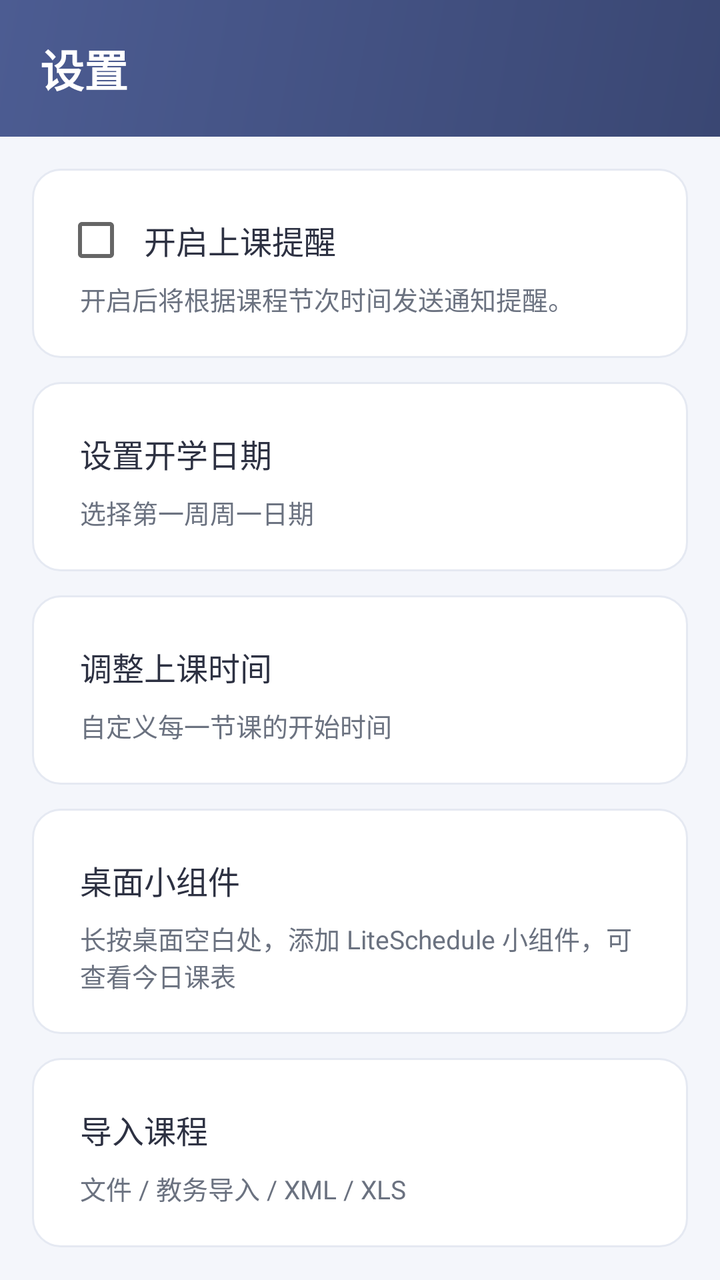
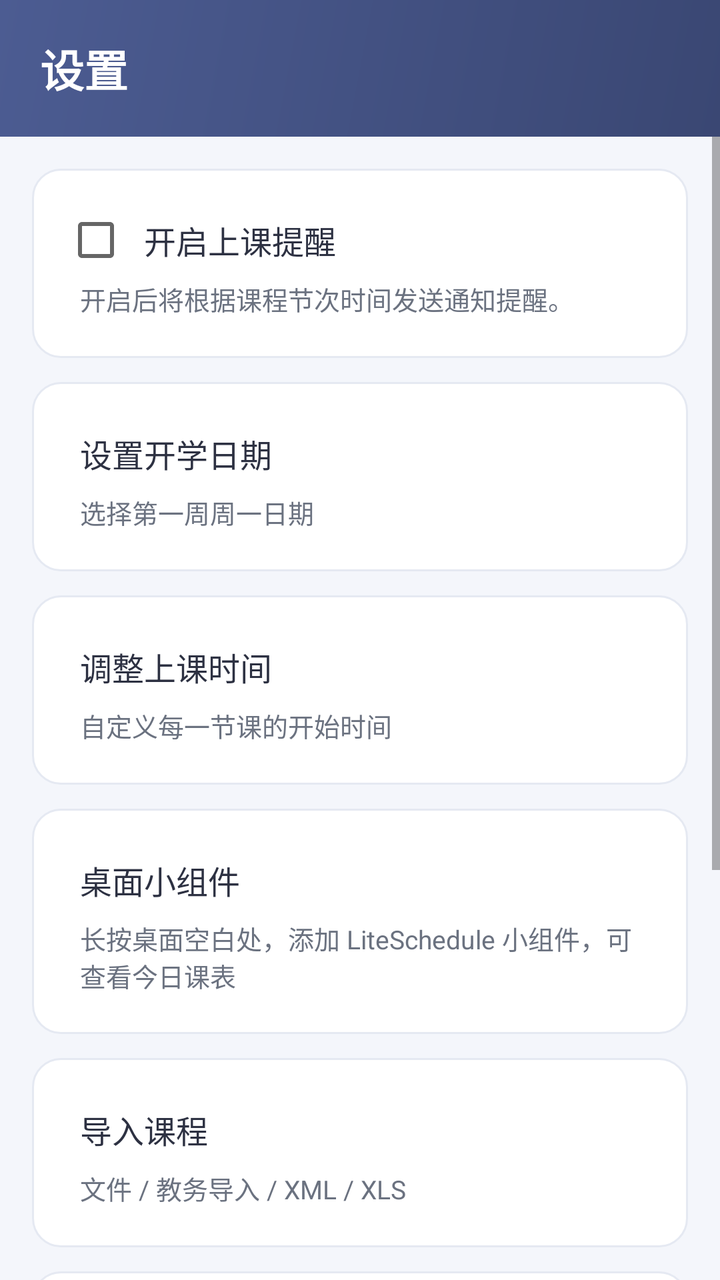

An Android layout rendered at two revisions. The XML below is the earlier revision; the diff shows what the commit changed to produce the second picture.
<!-- AndroidManifest.xml: application theme Theme.QingKebiao -->
<!-- res/layout/activity_settings.xml -->
<?xml version="1.0" encoding="utf-8"?>
<LinearLayout xmlns:android="http://schemas.android.com/apk/res/android"
    android:orientation="vertical"
    android:background="#F4F6FB"
    android:layout_width="match_parent"
    android:layout_height="match_parent">

    <LinearLayout
        android:orientation="vertical"
        android:background="@drawable/bg_header"
        android:paddingLeft="20dp"
        android:paddingRight="20dp"
        android:paddingTop="18dp"
        android:paddingBottom="18dp"
        android:layout_width="match_parent"
        android:layout_height="wrap_content">
        <TextView
            android:text="设置"
            android:textColor="#FFFFFF"
            android:textSize="22sp"
            android:textStyle="bold"
            android:layout_width="wrap_content"
            android:layout_height="wrap_content" />
    </LinearLayout>

    <LinearLayout
        android:orientation="vertical"
        android:padding="16dp"
        android:layout_width="match_parent"
        android:layout_height="wrap_content">
        <LinearLayout
            android:orientation="vertical"
            android:background="@drawable/bg_card"
            android:padding="16dp"
            android:layout_width="match_parent"
            android:layout_height="wrap_content">
            <CheckBox
                android:id="@+id/cb_reminder"
                android:text="开启上课提醒"
                android:textSize="16sp"
                android:textColor="#2D3142"
                android:padding="8dp"
                android:layout_width="match_parent"
                android:layout_height="wrap_content" />
            <TextView
                android:text="开启后将根据课程节次时间发送通知提醒。"
                android:textColor="#6B7280"
                android:textSize="13sp"
                android:paddingLeft="8dp"
                android:paddingRight="8dp"
                android:paddingBottom="4dp"
                android:layout_width="match_parent"
                android:layout_height="wrap_content" />
        </LinearLayout>

        <LinearLayout
            android:id="@+id/layout_start_date"
            android:orientation="vertical"
            android:background="@drawable/bg_card"
            android:padding="16dp"
            android:layout_width="match_parent"
            android:layout_height="wrap_content"
            android:layout_marginTop="12dp">
            <TextView
                android:text="设置开学日期"
                android:textSize="16sp"
                android:textColor="#2D3142"
                android:padding="8dp"
                android:layout_width="match_parent"
                android:layout_height="wrap_content" />
            <TextView
                android:id="@+id/tv_start_date_hint"
                android:text="选择第一周周一日期"
                android:textColor="#6B7280"
                android:textSize="13sp"
                android:paddingLeft="8dp"
                android:paddingRight="8dp"
                android:paddingBottom="4dp"
                android:layout_width="match_parent"
                android:layout_height="wrap_content" />
        </LinearLayout>

        <LinearLayout
            android:id="@+id/layout_time_settings"
            android:orientation="vertical"
            android:background="@drawable/bg_card"
            android:padding="16dp"
            android:layout_width="match_parent"
            android:layout_height="wrap_content"
            android:layout_marginTop="12dp">
            <TextView
                android:text="调整上课时间"
                android:textSize="16sp"
                android:textColor="#2D3142"
                android:padding="8dp"
                android:layout_width="match_parent"
                android:layout_height="wrap_content" />
            <TextView
                android:text="自定义每一节课的开始时间"
                android:textColor="#6B7280"
                android:textSize="13sp"
                android:paddingLeft="8dp"
                android:paddingRight="8dp"
                android:paddingBottom="4dp"
                android:layout_width="match_parent"
                android:layout_height="wrap_content" />
        </LinearLayout>

        <LinearLayout
            android:id="@+id/layout_widget_hint"
            android:orientation="vertical"
            android:background="@drawable/bg_card"
            android:padding="16dp"
            android:layout_width="match_parent"
            android:layout_height="wrap_content"
            android:layout_marginTop="12dp">
            <TextView
                android:text="桌面小组件"
                android:textSize="16sp"
                android:textColor="#2D3142"
                android:padding="8dp"
                android:layout_width="match_parent"
                android:layout_height="wrap_content" />
            <TextView
                android:text="长按桌面空白处，添加 LiteSchedule 小组件，可查看今日课表"
                android:textColor="#6B7280"
                android:textSize="13sp"
                android:paddingLeft="8dp"
                android:paddingRight="8dp"
                android:paddingBottom="4dp"
                android:layout_width="match_parent"
                android:layout_height="wrap_content" />
        </LinearLayout>

        <LinearLayout
            android:id="@+id/layout_import"
            android:orientation="vertical"
            android:background="@drawable/bg_card"
            android:padding="16dp"
            android:layout_width="match_parent"
            android:layout_height="wrap_content"
            android:layout_marginTop="12dp">
            <TextView
                android:text="导入课程"
                android:textSize="16sp"
                android:textColor="#2D3142"
                android:padding="8dp"
                android:layout_width="match_parent"
                android:layout_height="wrap_content" />
            <TextView
                android:id="@+id/tv_import_hint"
                android:text="文件 / 教务导入 / XML / XLS"
                android:textColor="#6B7280"
                android:textSize="13sp"
                android:paddingLeft="8dp"
                android:paddingRight="8dp"
                android:paddingBottom="4dp"
                android:layout_width="match_parent"
                android:layout_height="wrap_content" />
        </LinearLayout>

        <LinearLayout
            android:id="@+id/layout_open_source"
            android:orientation="vertical"
            android:background="@drawable/bg_card"
            android:padding="16dp"
            android:layout_width="match_parent"
            android:layout_height="wrap_content"
            android:layout_marginTop="12dp">
            <TextView
                android:text="开源仓库"
                android:textSize="16sp"
                android:textColor="#2D3142"
                android:padding="8dp"
                android:layout_width="match_parent"
                android:layout_height="wrap_content" />
            <TextView
                android:text="GitHub 源码：LiteSchedule-Android"
                android:textColor="#6B7280"
                android:textSize="13sp"
                android:paddingLeft="8dp"
                android:paddingRight="8dp"
                android:paddingBottom="4dp"
                android:layout_width="match_parent"
                android:layout_height="wrap_content" />
        </LinearLayout>

        <LinearLayout
            android:id="@+id/layout_donate"
            android:orientation="vertical"
            android:background="@drawable/bg_card"
            android:padding="16dp"
            android:layout_width="match_parent"
            android:layout_height="wrap_content"
            android:layout_marginTop="12dp">
            <TextView
                android:text="赞赏支持"
                android:textSize="16sp"
                android:textColor="#2D3142"
                android:padding="8dp"
                android:layout_width="match_parent"
                android:layout_height="wrap_content" />
            <TextView
                android:text="一块也是可以的，感谢支持！"
                android:textColor="#6B7280"
                android:textSize="13sp"
                android:paddingLeft="8dp"
                android:paddingRight="8dp"
                android:paddingBottom="4dp"
                android:layout_width="match_parent"
                android:layout_height="wrap_content" />
        </LinearLayout>

        <LinearLayout
            android:id="@+id/layout_background"
            android:orientation="vertical"
            android:background="@drawable/bg_card"
            android:padding="16dp"
            android:layout_width="match_parent"
            android:layout_height="wrap_content"
            android:layout_marginTop="12dp">
            <TextView
                android:text="自定义背景"
                android:textSize="16sp"
                android:textColor="#2D3142"
                android:padding="8dp"
                android:layout_width="match_parent"
                android:layout_height="wrap_content" />
            <TextView
                android:id="@+id/tv_background_hint"
                android:text="赞赏 1 元解锁"
                android:textColor="#6B7280"
                android:textSize="13sp"
                android:paddingLeft="8dp"
                android:paddingRight="8dp"
                android:paddingBottom="4dp"
                android:layout_width="match_parent"
                android:layout_height="wrap_content" />
        </LinearLayout>
    </LinearLayout>
</LinearLayout>
<!-- resources referenced by this layout -->
<resources>
  <!-- drawable bg_card (drawable) -->
  <shape xmlns:android="http://schemas.android.com/apk/res/android">
      <solid android:color="#FFFFFF" />
      <corners android:radius="14dp" />
      <stroke android:width="1dp" android:color="#E5E9F2" />
  </shape>
  <!-- drawable bg_header (drawable) -->
  <shape xmlns:android="http://schemas.android.com/apk/res/android">
      <gradient
          android:startColor="#4C5C92"
          android:endColor="#3A4773"
          android:angle="315" />
  </shape>
  <style name="Theme.QingKebiao" parent="@android:style/Theme.Material.Light.NoActionBar">
          <item name="android:colorPrimary">#4C5C92</item>
          <item name="android:colorAccent">#FF6D3D</item>
          <item name="android:windowBackground">#F4F6FB</item>
          <item name="android:navigationBarColor">#FFFFFF</item>
          <item name="android:statusBarColor">#3A4773</item>
          <item name="android:textColorPrimary">#2D3142</item>
      </style>
</resources>

<!-- the commit's change to res/layout/activity_settings.xml (unified diff, before → after) -->
@@ -23,6 +23,10 @@
             android:layout_height="wrap_content" />
     </LinearLayout>
 
+    <ScrollView
+        android:layout_width="match_parent"
+        android:layout_height="0dp"
+        android:layout_weight="1">
     <LinearLayout
         android:orientation="vertical"
         android:padding="16dp"
@@ -238,4 +242,5 @@
                 android:layout_height="wrap_content" />
         </LinearLayout>
     </LinearLayout>
+    </ScrollView>
 </LinearLayout>
